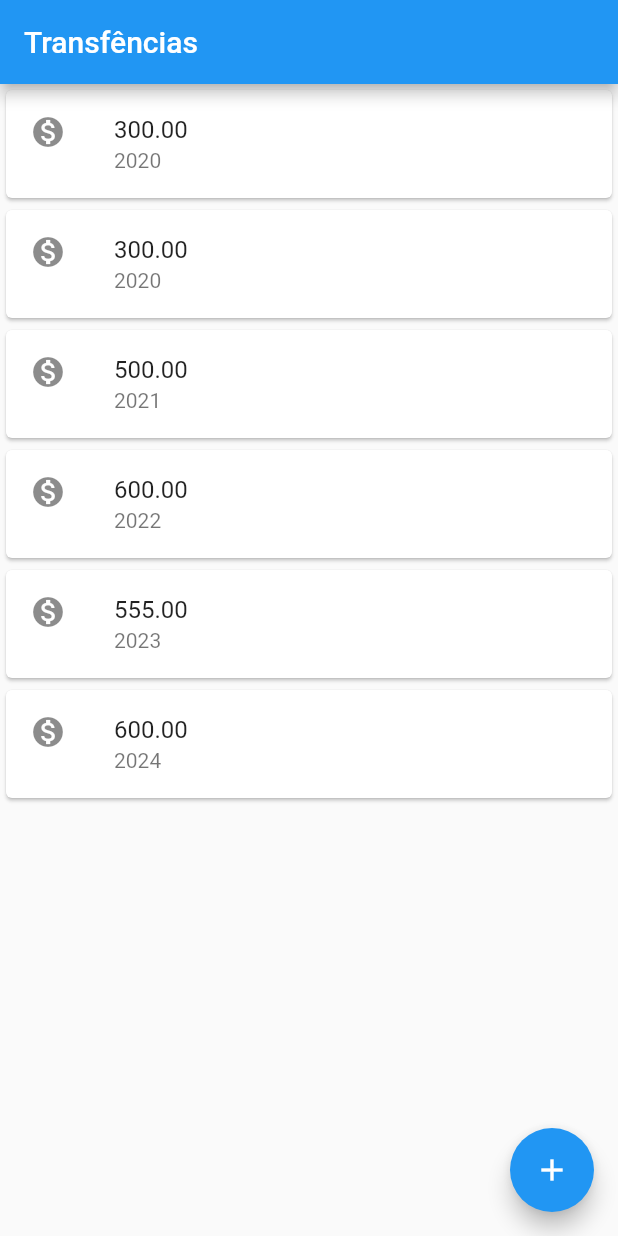
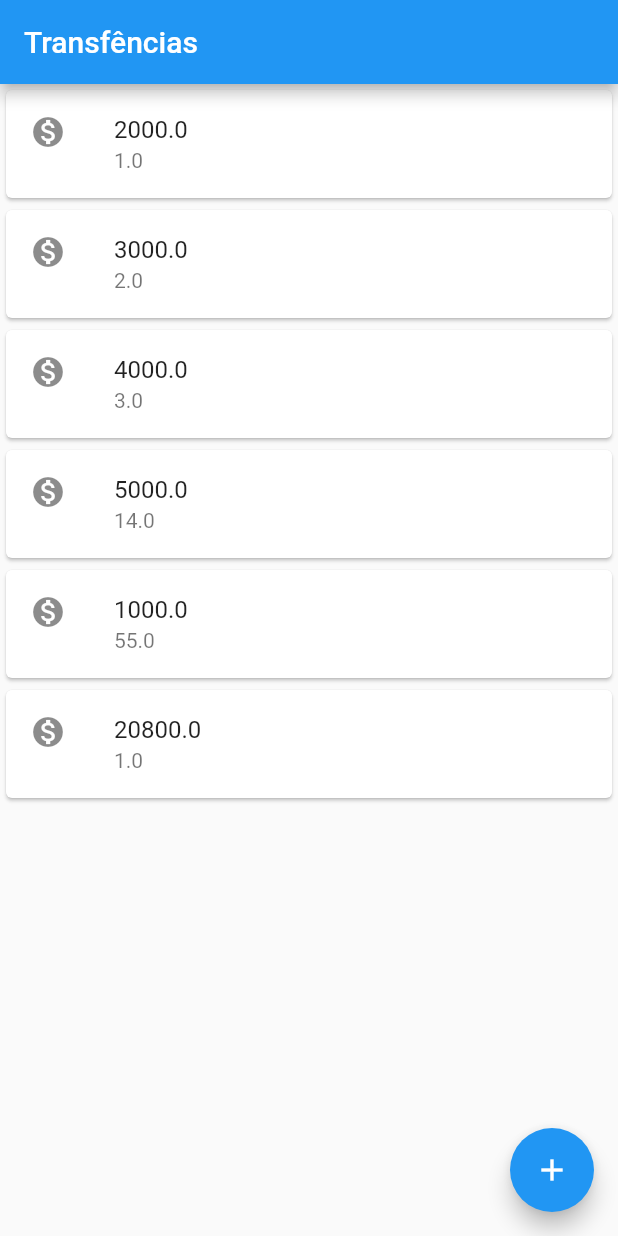
Before and after one commit to jrrodrigo421/APP_Flutter_Basico, a Flutter app: the screen it shows after launch, on a phone screen of 412 x 824 dp. Run offline on Flutter 3.47's test engine with Material 2 defaults, Android fonts, the phone set to English and light mode, and no system bars.

Commit message:
refatoração extraindo classe Transferencia

```diff
--- a/lib/main.dart
+++ b/lib/main.dart
@@ -23,49 +23,39 @@ class listaTransf extends StatelessWidget {
     // TODO: implement build
     return Column(
       children: [
+        ItemTransf(Transferencia(valor: 2000.00, numeroConta: 0001)),
+        ItemTransf(Transferencia(valor: 3000.00, numeroConta: 0002)),
+        ItemTransf(Transferencia(valor: 4000.00, numeroConta: 0003)),
         ItemTransf(
-          valor: '300.00',
-          numeroConta: '2020',
+          Transferencia(valor: 5000.00, numeroConta: 00014),
         ),
-        ItemTransf(
-          valor: '300.00',
-          numeroConta: '2020',
-        ),
-        ItemTransf(
-          valor: '500.00',
-          numeroConta: '2021',
-        ),
-        ItemTransf(
-          valor: '600.00',
-          numeroConta: '2022',
-        ),
-        ItemTransf(
-          valor: '555.00',
-          numeroConta: '2023',
-        ),
-        ItemTransf(
-          valor: '600.00',
-          numeroConta: '2024',
-        ),
+        ItemTransf(Transferencia(valor: 1000.00, numeroConta: 0055)),
+        ItemTransf(Transferencia(valor: 20800.00, numeroConta: 0001)),
       ],
     );
   }
 }
 
 class ItemTransf extends StatelessWidget {
-  final String valor;
-  final String numeroConta;
+  final Transferencia _transf;
 
-  ItemTransf({required this.valor, required this.numeroConta});
+  ItemTransf(this._transf);
 
   @override
   Widget build(BuildContext context) {
     return Card(
       child: ListTile(
         leading: Icon(Icons.monetization_on),
-        title: Text(valor),
-        subtitle: Text(numeroConta),
+        title: Text(_transf.valor.toString()),
+        subtitle: Text(_transf.numeroConta.toString()),
       ),
     );
   }
 }
+
+class Transferencia {
+  final double valor;
+  final double numeroConta;
+
+  Transferencia({required this.valor, required this.numeroConta});
+}
```
